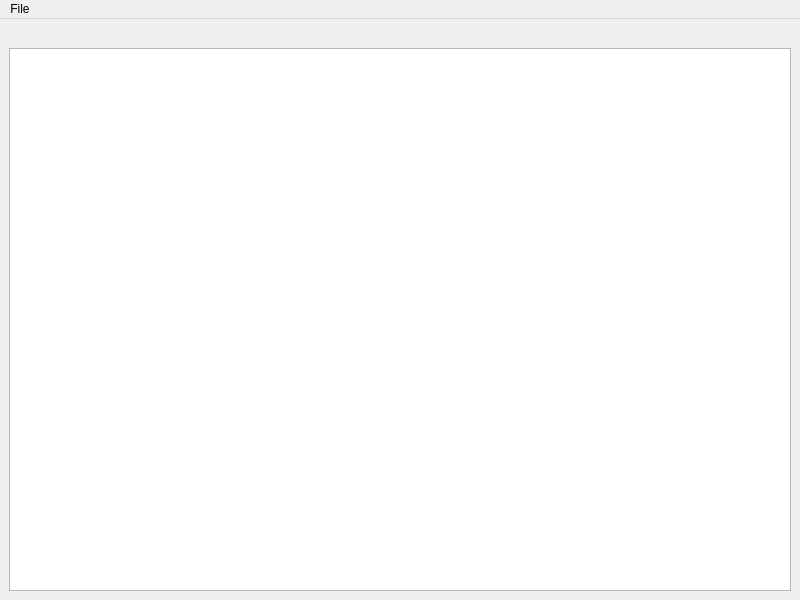
Old version of the form mainwindow.ui in the repository patztablook22/mandelbrot-viewer-qt-widgets.
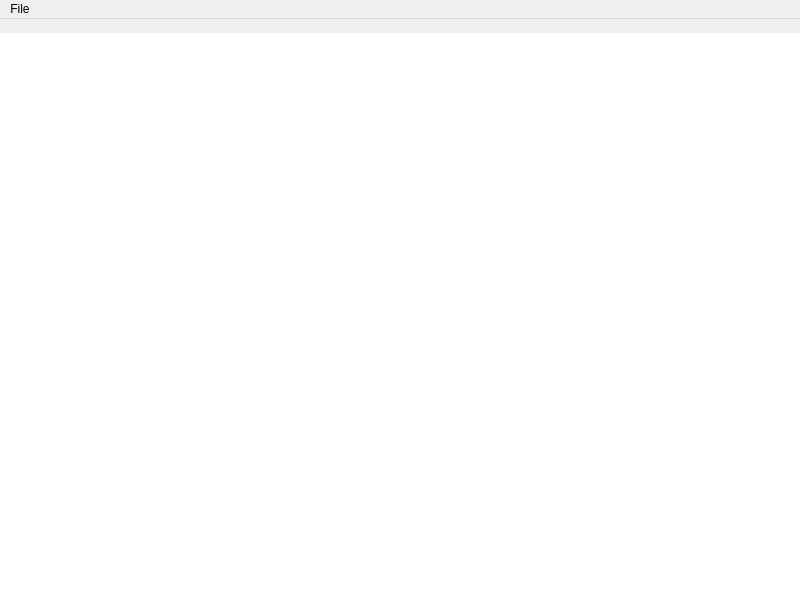
New version of the form.

Commit message: resizing, borders, scale label

Diff of the .ui file:
```diff
--- a/mainwindow.ui
+++ b/mainwindow.ui
@@ -15,9 +15,21 @@
   </property>
   <widget class="QWidget" name="centralwidget">
    <layout class="QGridLayout" name="gridLayout">
-    <item row="2" column="0">
-     <widget class="QGraphicsView" name="graphicsView"/>
-    </item>
+    <property name="leftMargin">
+     <number>0</number>
+    </property>
+    <property name="topMargin">
+     <number>0</number>
+    </property>
+    <property name="rightMargin">
+     <number>0</number>
+    </property>
+    <property name="bottomMargin">
+     <number>0</number>
+    </property>
+    <property name="spacing">
+     <number>0</number>
+    </property>
     <item row="1" column="0" alignment="Qt::AlignLeft">
      <widget class="QLabel" name="label">
       <property name="text">
@@ -25,6 +37,25 @@
       </property>
      </widget>
     </item>
+    <item row="2" column="0">
+     <widget class="QGraphicsView" name="graphicsView">
+      <property name="frameShape">
+       <enum>QFrame::NoFrame</enum>
+      </property>
+      <property name="lineWidth">
+       <number>1</number>
+      </property>
+      <property name="verticalScrollBarPolicy">
+       <enum>Qt::ScrollBarAlwaysOff</enum>
+      </property>
+      <property name="horizontalScrollBarPolicy">
+       <enum>Qt::ScrollBarAlwaysOff</enum>
+      </property>
+      <property name="sizeAdjustPolicy">
+       <enum>QAbstractScrollArea::AdjustToContents</enum>
+      </property>
+     </widget>
+    </item>
    </layout>
   </widget>
   <widget class="QMenuBar" name="menubar">
```
Left out of the diff: 3 changed lines with no effect on the pictures. The commit also changes 2 other files.
